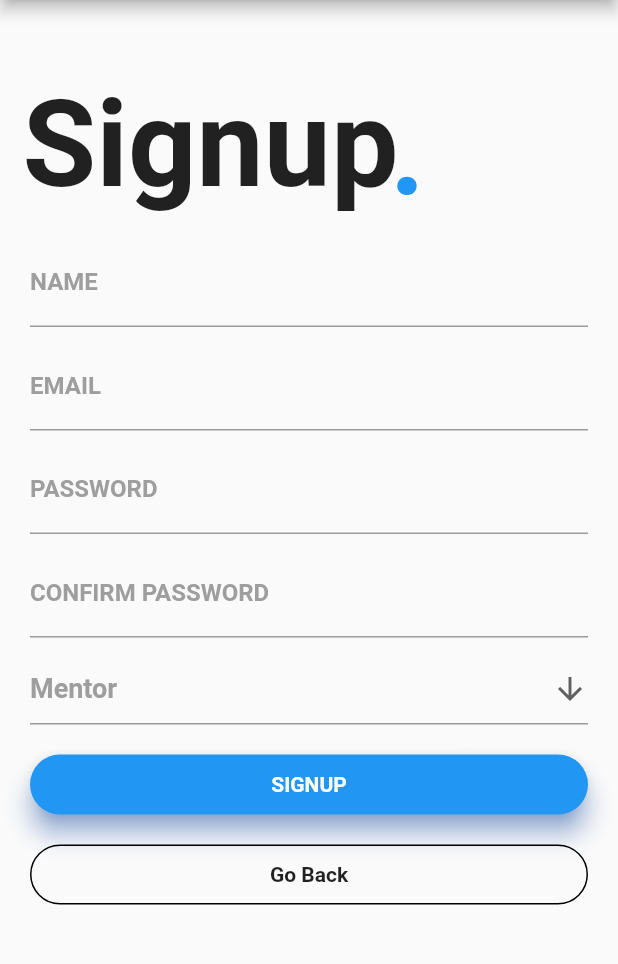
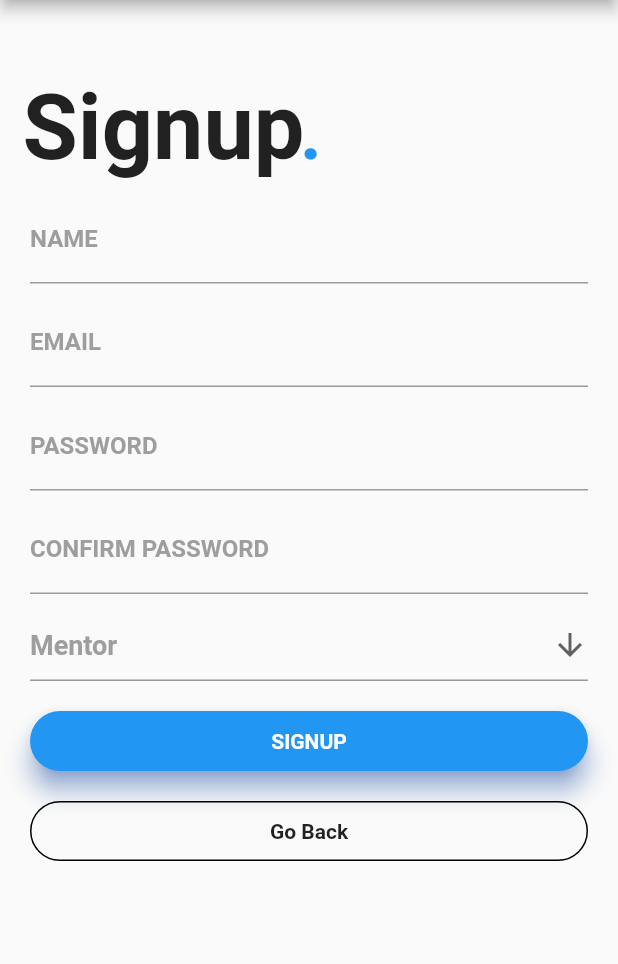
Before and after one commit to CPAD2021SecA/SecAGroup02, a Flutter app: the screen it shows after launch, after a tap on "Register", on a phone screen of 412 x 824 dp, the part 84-1048 px from its top. Run offline on Flutter 3.47's test engine with Material 2 defaults, Android fonts, the phone set to English and light mode, and no system bars; our stand-ins replace cloud_firestore, firebase_auth, firebase_core, google_fonts, google_sign_in; accounts and stored records are empty; Roboto replaces fonts that are missing (Montserrat); project files that could hold a hidden picture were left out.

Commit message:
UI changes

```diff
--- a/deployproj/lib/home_page.dart
+++ b/deployproj/lib/home_page.dart
@@ -128,7 +128,7 @@ class HomePage extends StatelessWidget {
       );
     }
     return Scaffold(
-      backgroundColor: Colors.lightBlue[50],
+      backgroundColor: Colors.white,
       body: SafeArea(
         child: SingleChildScrollView(
             child: Column(
--- a/deployproj/lib/main.dart
+++ b/deployproj/lib/main.dart
@@ -91,7 +91,7 @@ class _MyHomePageState extends State<MyHomePage> {
     // res = DatabaseService().checkDocumentExist(_auth.loggedInUserID());
     return new Scaffold(
         appBar: AppBar(
-          title: Text("Mentizzzz"),
+          // title: Text("Mentizzzz"),
         ),
         resizeToAvoidBottomInset: false,
         body: SingleChildScrollView(
@@ -103,21 +103,21 @@ class _MyHomePageState extends State<MyHomePage> {
                 children: <Widget>[
                   Container(
                     padding: EdgeInsets.fromLTRB(15.0, 50.0, 0.0, 0.0),
-                    child: Text('Hello',
+                    child: Text('Mentizzzz',
                         style: TextStyle(
-                            fontSize: 80.0, fontWeight: FontWeight.bold)),
+                            fontSize: 50.0, fontWeight: FontWeight.bold)),
                   ),
                   Container(
                     padding: EdgeInsets.fromLTRB(16.0, 110.0, 0.0, 0.0),
-                    child: Text('There',
+                    child: Text('Find your path',
                         style: TextStyle(
-                            fontSize: 80.0, fontWeight: FontWeight.bold)),
+                            fontSize: 25.0, fontWeight: FontWeight.bold)),
                   ),
                   Container(
-                    padding: EdgeInsets.fromLTRB(220.0, 115.0, 0.0, 0.0),
+                    padding: EdgeInsets.fromLTRB(176.0, 88.0, 0.0, 0.0),
                     child: Text('.',
                         style: TextStyle(
-                            fontSize: 80.0,
+                            fontSize: 50.0,
                             fontWeight: FontWeight.bold,
                             color: Colors.blue)),
                   )
@@ -277,9 +277,7 @@ class _MyHomePageState extends State<MyHomePage> {
                                   MaterialPageRoute(
                                       builder: (context) =>
                                           new SelectionScreen()));
-
-
-                            }
+                                }
                           },
                           child: Center(
                               child: Row(
@@ -287,7 +285,7 @@ class _MyHomePageState extends State<MyHomePage> {
                             children: <Widget>[
                               Center(
                                 child: ImageIcon(
-                                    AssetImage('assets/images/facebook.png')),
+                                    AssetImage('assets/images/google_icon.png')),
                               ),
                               SizedBox(width: 10.0),
                               Center(
--- a/deployproj/lib/signup.dart
+++ b/deployproj/lib/signup.dart
@@ -39,15 +39,15 @@ class _SignupPageState extends State<SignupPage> {
                   child: Text(
                     'Signup',
                     style:
-                        TextStyle(fontSize: 80.0, fontWeight: FontWeight.bold),
+                        TextStyle(fontSize: 60.0, fontWeight: FontWeight.bold),
                   ),
                 ),
                 Container(
-                  padding: EdgeInsets.fromLTRB(260.0, 55.0, 0.0, 0.0),
+                  padding: EdgeInsets.fromLTRB(200.0, 60.0, 0.0, 0.0),
                   child: Text(
                     '.',
                     style: TextStyle(
-                        fontSize: 80.0,
+                        fontSize: 50.0,
                         fontWeight: FontWeight.bold,
                         color: Colors.blue),
                   ),
```
Also changed, not shown: deployproj/lib/profile_page.dart (+4 -3 lines), deployproj/lib/widget/profile_header_widget.dart (+0 -8 lines), deployproj/assets/images/google_icon.png (added).
